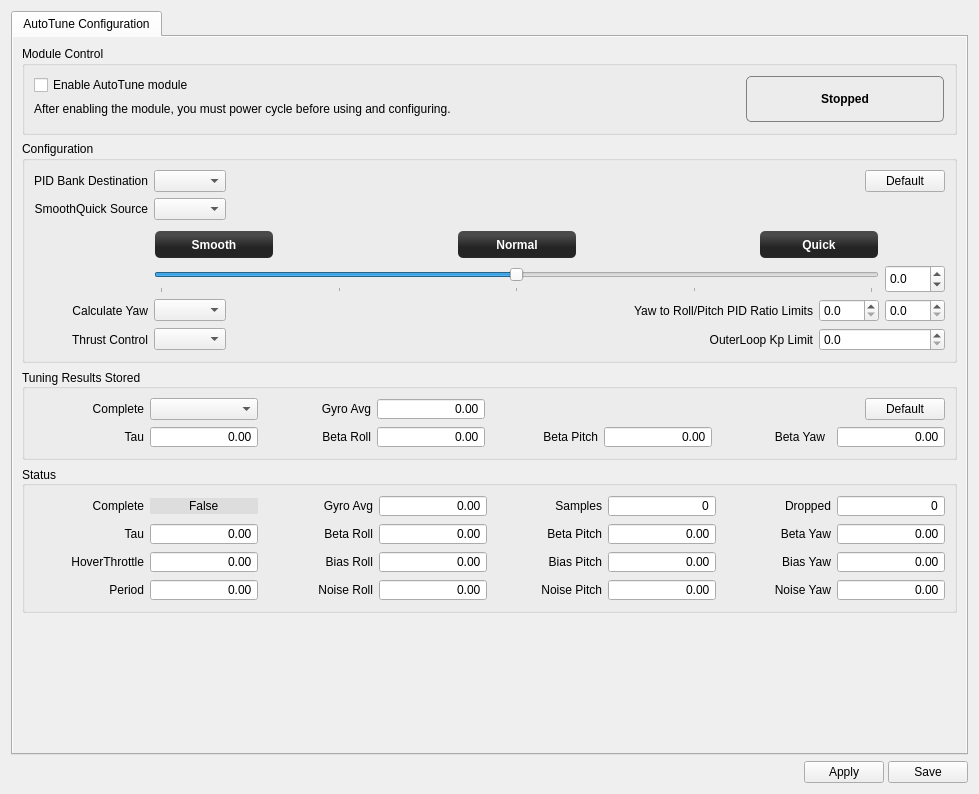
First picture: the form in ground/gcs/src/plugins/config/autotune.ui, repository librepilot/LibrePilot, before the edit.
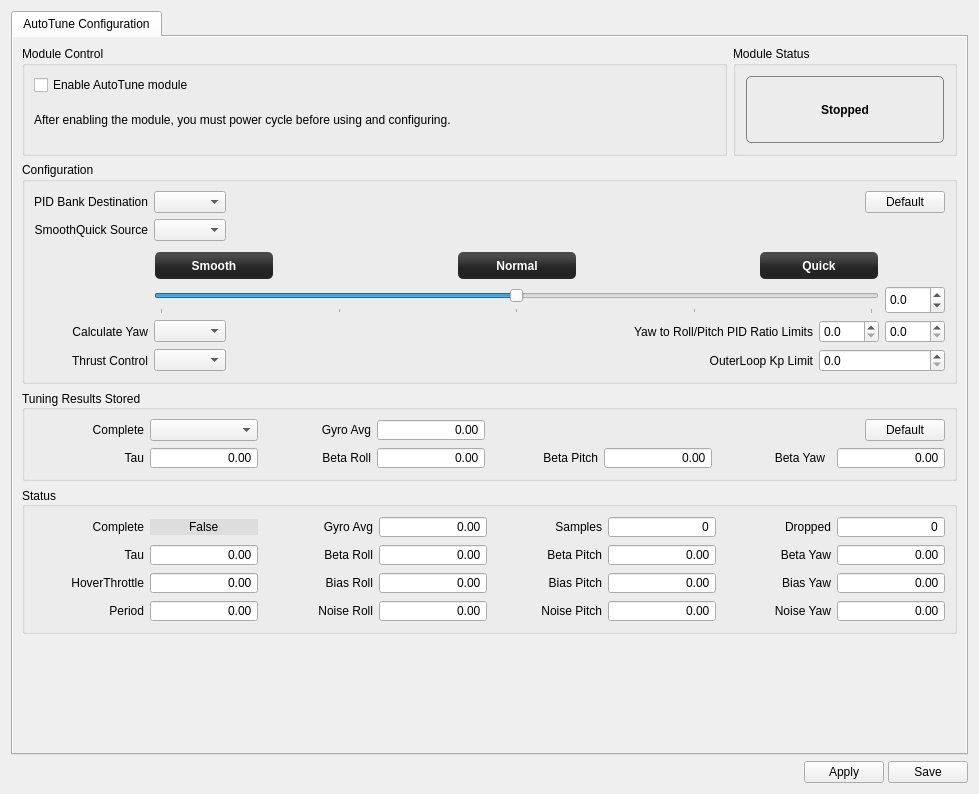
Second picture: the form after the edit. Icons and pictures are not drawn.

Commit message: LP-399 Add groupbox for module Status

```diff
--- a/ground/gcs/src/plugins/config/autotune.ui
+++ b/ground/gcs/src/plugins/config/autotune.ui
@@ -66,7 +66,7 @@
            </rect>
           </property>
           <layout class="QGridLayout" name="gridLayout">
-           <item row="10" column="0">
+           <item row="11" column="0">
             <spacer name="verticalSpacer">
              <property name="orientation">
               <enum>Qt::Vertical</enum>
@@ -82,7 +82,7 @@
              </property>
             </spacer>
            </item>
-           <item row="8" column="0">
+           <item row="9" column="0">
             <widget class="QGroupBox" name="statusGroupBox">
              <property name="minimumSize">
               <size>
@@ -965,110 +965,7 @@
              </layout>
             </widget>
            </item>
-           <item row="0" column="0" rowspan="2">
-            <widget class="QGroupBox" name="groupBox_2">
-             <property name="sizePolicy">
-              <sizepolicy hsizetype="Expanding" vsizetype="Preferred">
-               <horstretch>0</horstretch>
-               <verstretch>0</verstretch>
-              </sizepolicy>
-             </property>
-             <property name="title">
-              <string>Module Control</string>
-             </property>
-             <layout class="QHBoxLayout" name="horizontalLayout_2">
-              <item>
-               <layout class="QVBoxLayout" name="verticalLayout">
-                <property name="spacing">
-                 <number>0</number>
-                </property>
-                <property name="sizeConstraint">
-                 <enum>QLayout::SetDefaultConstraint</enum>
-                </property>
-                <property name="topMargin">
-                 <number>0</number>
-                </property>
-                <item>
-                 <widget class="QCheckBox" name="AutotuneEnable">
-                  <property name="maximumSize">
-                   <size>
-                    <width>900</width>
-                    <height>16777215</height>
-                   </size>
-                  </property>
-                  <property name="focusPolicy">
-                   <enum>Qt::StrongFocus</enum>
-                  </property>
-                  <property name="toolTip">
-                   <string>Allow AutoTune module to be started all time, without any AutoTune set in one FlightMode.</string>
-                  </property>
-                  <property name="text">
-                   <string>Enable AutoTune module</string>
-                  </property>
-                 </widget>
-                </item>
-                <item>
-                 <widget class="QLabel" name="label_7">
-                  <property name="sizePolicy">
-                   <sizepolicy hsizetype="Preferred" vsizetype="Minimum">
-                    <horstretch>0</horstretch>
-                    <verstretch>0</verstretch>
-                   </sizepolicy>
-                  </property>
-                  <property name="text">
-                   <string>After enabling the module, you must power cycle before using and configuring.</string>
-                  </property>
-                  <property name="wordWrap">
-                   <bool>true</bool>
-                  </property>
-                 </widget>
-                </item>
-               </layout>
-              </item>
-              <item>
-               <widget class="QLabel" name="autotuneModuleStatus">
-                <property name="enabled">
-                 <bool>true</bool>
-                </property>
-                <property name="sizePolicy">
-                 <sizepolicy hsizetype="Preferred" vsizetype="Preferred">
-                  <horstretch>0</horstretch>
-                  <verstretch>0</verstretch>
-                 </sizepolicy>
-                </property>
-                <property name="minimumSize">
-                 <size>
-                  <width>200</width>
-                  <height>30</height>
-                 </size>
-                </property>
-                <property name="maximumSize">
-                 <size>
-                  <width>200</width>
-                  <height>200</height>
-                 </size>
-                </property>
-                <property name="toolTip">
-                 <string/>
-                </property>
-                <property name="styleSheet">
-                 <string notr="true">border: 1px solid grey;
-border-radius: 5;
-margin:1px;
-font:bold;</string>
-                </property>
-                <property name="text">
-                 <string>Stopped</string>
-                </property>
-                <property name="alignment">
-                 <set>Qt::AlignCenter</set>
-                </property>
-               </widget>
-              </item>
-             </layout>
-            </widget>
-           </item>
-           <item row="6" column="0">
+           <item row="7" column="0">
             <widget class="QGroupBox" name="configurationGroupBox">
              <property name="enabled">
               <bool>true</bool>
@@ -1649,7 +1546,7 @@
              </layout>
             </widget>
            </item>
-           <item row="7" column="0">
+           <item row="8" column="0">
             <widget class="QGroupBox" name="statusGroupBox_2">
              <property name="sizePolicy">
               <sizepolicy hsizetype="Preferred" vsizetype="Preferred">
@@ -2090,6 +1987,130 @@
              </layout>
             </widget>
            </item>
+           <item row="0" column="0">
+            <layout class="QHBoxLayout" name="horizontalLayout_4">
+             <property name="spacing">
+              <number>6</number>
+             </property>
+             <property name="topMargin">
+              <number>0</number>
+             </property>
+             <item>
+              <widget class="QGroupBox" name="groupBox_2">
+               <property name="sizePolicy">
+                <sizepolicy hsizetype="Expanding" vsizetype="Preferred">
+                 <horstretch>0</horstretch>
+                 <verstretch>0</verstretch>
+                </sizepolicy>
+               </property>
+               <property name="title">
+                <string>Module Control</string>
+               </property>
+               <layout class="QVBoxLayout" name="verticalLayout">
+                <property name="spacing">
+                 <number>0</number>
+                </property>
+                <property name="topMargin">
+                 <number>9</number>
+                </property>
+                <item>
+                 <widget class="QCheckBox" name="AutotuneEnable">
+                  <property name="maximumSize">
+                   <size>
+                    <width>900</width>
+                    <height>16777215</height>
+                   </size>
+                  </property>
+                  <property name="focusPolicy">
+                   <enum>Qt::StrongFocus</enum>
+                  </property>
+                  <property name="toolTip">
+                   <string>Allow AutoTune module to be started all time, without any AutoTune set in one FlightMode.</string>
+                  </property>
+                  <property name="text">
+                   <string>Enable AutoTune module</string>
+                  </property>
+                 </widget>
+                </item>
+                <item>
+                 <widget class="QLabel" name="label_7">
+                  <property name="sizePolicy">
+                   <sizepolicy hsizetype="Preferred" vsizetype="Minimum">
+                    <horstretch>0</horstretch>
+                    <verstretch>0</verstretch>
+                   </sizepolicy>
+                  </property>
+                  <property name="text">
+                   <string>After enabling the module, you must power cycle before using and configuring.</string>
+                  </property>
+                  <property name="wordWrap">
+                   <bool>true</bool>
+                  </property>
+                 </widget>
+                </item>
+               </layout>
+              </widget>
+             </item>
+             <item>
+              <widget class="QGroupBox" name="groupBox">
+               <property name="sizePolicy">
+                <sizepolicy hsizetype="Preferred" vsizetype="Preferred">
+                 <horstretch>0</horstretch>
+                 <verstretch>0</verstretch>
+                </sizepolicy>
+               </property>
+               <property name="title">
+                <string>Module Status</string>
+               </property>
+               <layout class="QHBoxLayout" name="horizontalLayout_2">
+                <property name="topMargin">
+                 <number>9</number>
+                </property>
+                <item>
+                 <widget class="QLabel" name="autotuneModuleStatus">
+                  <property name="enabled">
+                   <bool>true</bool>
+                  </property>
+                  <property name="sizePolicy">
+                   <sizepolicy hsizetype="Preferred" vsizetype="Expanding">
+                    <horstretch>0</horstretch>
+                    <verstretch>0</verstretch>
+                   </sizepolicy>
+                  </property>
+                  <property name="minimumSize">
+                   <size>
+                    <width>200</width>
+                    <height>30</height>
+                   </size>
+                  </property>
+                  <property name="maximumSize">
+                   <size>
+                    <width>200</width>
+                    <height>200</height>
+                   </size>
+                  </property>
+                  <property name="toolTip">
+                   <string/>
+                  </property>
+                  <property name="styleSheet">
+                   <string notr="true">border: 1px solid grey;
+border-radius: 5;
+margin:1px;
+font:bold;</string>
+                  </property>
+                  <property name="text">
+                   <string>Stopped</string>
+                  </property>
+                  <property name="alignment">
+                   <set>Qt::AlignCenter</set>
+                  </property>
+                 </widget>
+                </item>
+               </layout>
+              </widget>
+             </item>
+            </layout>
+           </item>
           </layout>
          </widget>
         </widget>
```
The commit also changes 1 other file.
